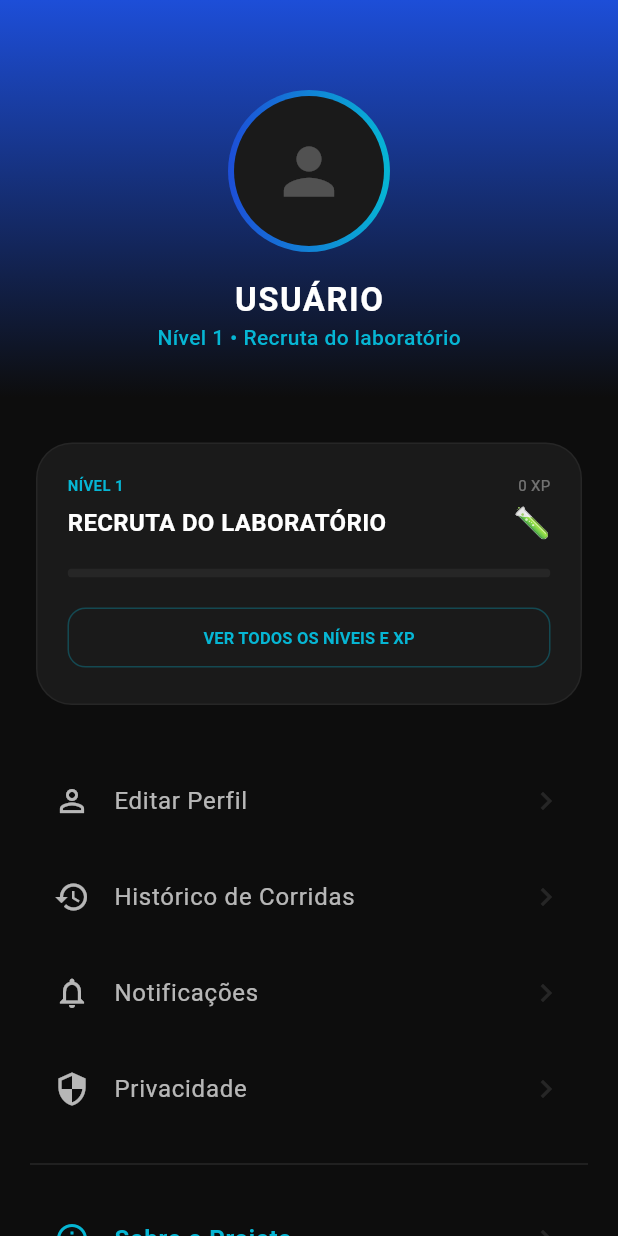
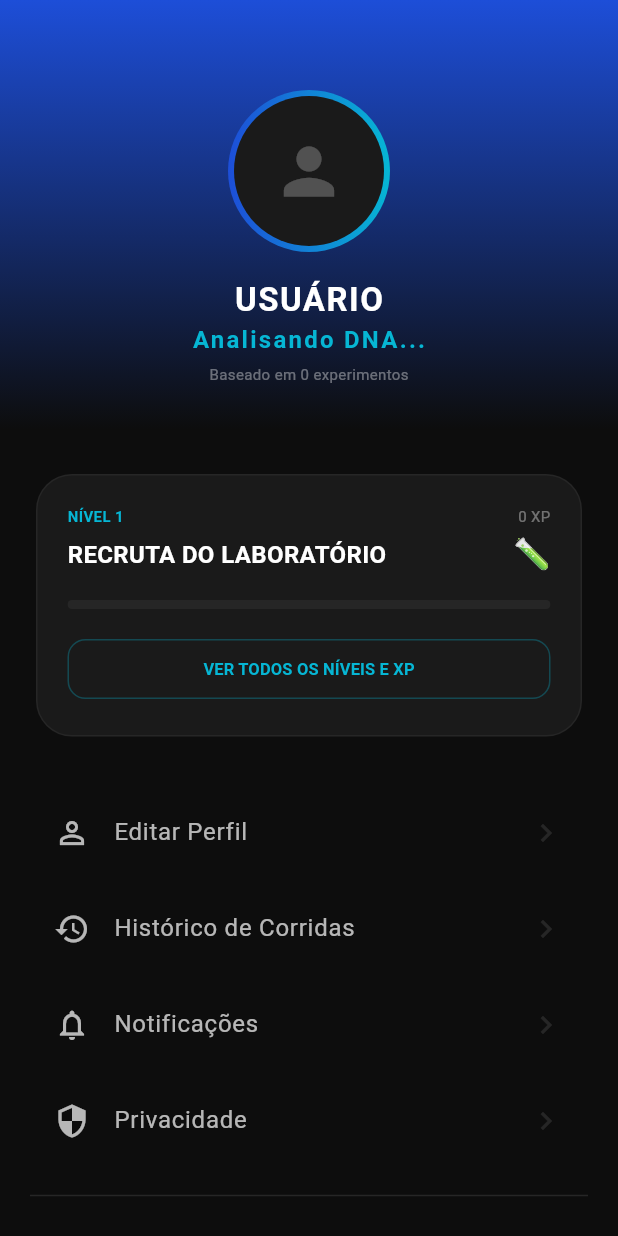
Before and after one commit to Joaohnt27/fitlab_mobile2, a Flutter app: the ProfileScreen screen opened directly, on a phone screen of 412 x 824 dp. Run offline on Flutter 3.47's test engine with Material 3 defaults, Android fonts, the phone set to English and light mode, and no system bars; our stand-ins replace device_preview, mask_text_input_formatter.

Commit message:
feat: implement behavioral athlete profiling system
- Created AthleteProfile model with heuristic classification logic
- Added dynamic attribute scoring (Speed, Endurance, Consistency, Exploration)
- Integrated real-time class identification in Profile Screen
- Implemented hybrid profile detection algorithm

```diff
--- a/lib/models/app_data.dart
+++ b/lib/models/app_data.dart
@@ -1,10 +1,38 @@
 import 'package:flutter/material.dart';
+
+import 'athlete_profile.dart';
 
 class AppData {
   static ValueNotifier<Map<String, dynamic>?> experimentoAtivo = ValueNotifier(null);
 
   // Sistema de níveis
   static ValueNotifier<int> userXP = ValueNotifier(0);
+
+  // Perfil do atleta
+  static ValueNotifier<AthleteProfile> perfilAtleta = ValueNotifier(AthleteProfile());
+
+  static void registrarCorrida({
+    required double km,
+    required double minutos,
+    required bool novaRota,
+  }) {
+    var perfil = perfilAtleta.value;
+    double pace = minutos / km;
+
+    perfil.totalCorridas++;
+
+    // Lógica de Atribuição de Pontos
+    if (pace < 5.0) perfil.velocidade += 10; // pace rápido -> Velocidade
+    if (km > 8.0) perfil.resistencia += 10;   // Distância longa -> Resistência
+    if (novaRota) perfil.exploracao += 10;    // Rota nova -> Exploração
+    perfil.consistencia += 5;                // Toda corrida gera consistência
+
+    // Notifica os widgets da mudança
+    perfilAtleta.notifyListeners();
+
+    // Aproveita e ganha XP geral
+    ganharXP(25);
+  }
 
   // Função para ganhar XP
   static void ganharXP(int quantidade) {
--- /dev/null
+++ b/lib/models/athlete_profile.dart
@@ -0,0 +1,36 @@
+class AthleteProfile {
+  int velocidade;
+  int resistencia;
+  int consistencia;
+  int exploracao;
+  int totalCorridas;
+
+  AthleteProfile({
+    this.velocidade = 0,
+    this.resistencia = 0,
+    this.consistencia = 0,
+    this.exploracao = 0,
+    this.totalCorridas = 0,
+  });
+
+  // cálculo da classe em tempo real
+  String get classeIdentificada {
+    if (totalCorridas < 3) return "Analisando DNA...";
+
+    Map<String, int> scores = {
+      '⚡ Velocista': velocidade,
+      '🛡️ Resistente': resistencia,
+      '🔁 Consistente': consistencia,
+      '🌍 Explorador': exploracao,
+    };
+
+    // Verifica se é Híbrido (se a diferença entre o maior e o menor for pequena)
+    var valores = scores.values.toList()..sort();
+    if (valores.last - valores.first < 5 && totalCorridas > 5) {
+      return "🧬 Híbrido";
+    }
+
+    // Retorna a chave com o maior valor
+    return scores.entries.reduce((a, b) => a.value > b.value ? a : b).key;
+  }
+}
--- a/lib/screens/profile_screen.dart
+++ b/lib/screens/profile_screen.dart
@@ -170,16 +170,28 @@ class ProfileScreen extends StatelessWidget {
               ),
 
               ValueListenableBuilder(
-                valueListenable: AppData.userXP,
-                builder: (context, xp, child) {
-                  final nivel = AppData.nivelAtual;
-                  return Text(
-                    "Nível ${nivel['lv']} • ${nivel['nome']}",
-                    style: const TextStyle(
-                      color: Color(0xFF06B6D4),
-                      fontSize: 14,
-                      fontWeight: FontWeight.w500,
-                    ),
+                valueListenable: AppData.perfilAtleta,
+                builder: (context, perfil, child) {
+                  return Column(
+                    children: [
+                      Text(
+                        perfil.classeIdentificada,
+                        style: const TextStyle(
+                          color: Color(0xFF06B6D4),
+                          fontSize: 16,
+                          fontWeight: FontWeight.bold,
+                          letterSpacing: 1.5,
+                        ),
+                      ),
+                      const SizedBox(height: 4),
+                      Text(
+                        "Baseado em ${perfil.totalCorridas} experimentos",
+                        style: const TextStyle(
+                          color: Colors.white38,
+                          fontSize: 10,
+                        ),
+                      ),
+                    ],
                   );
                 },
               ),
```
